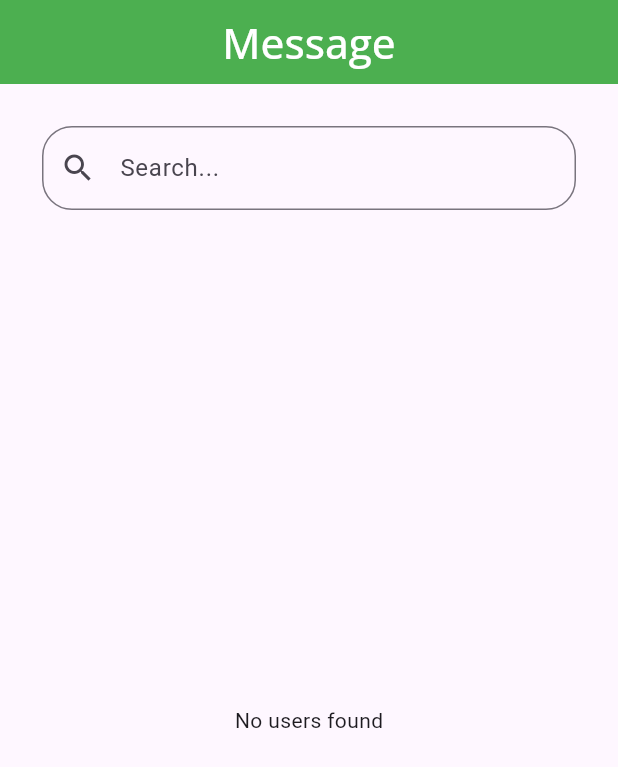
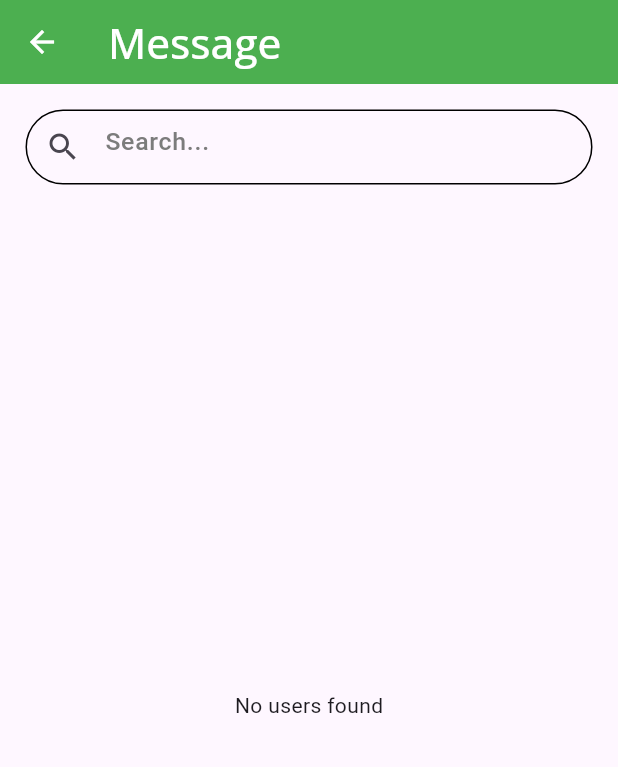
Before and after one commit to aakanksha-bhatta/Online_Groceries_App, a Flutter app: the UserList screen opened by its route, on a phone screen of 412 x 824 dp. Shown: the top 767 px of the screen. Run offline on Flutter 3.47's test engine with Material 3 defaults, Android fonts, the phone set to English and light mode, and no system bars; our stand-ins replace cloud_firestore, firebase_auth, firebase_core, flutter_riverpod, flutter_screenutil, flutter_svg and 4 more; missing offline and left inert: flutter_intl_phone_field; accounts and stored records are empty; project files that could hold a hidden picture were left out.

Commit message:
Add back icon , Worked on search and list

```diff
--- a/lib/features/auth/presentation/pages/Dashboard/account/chat/chat_user_list.dart
+++ b/lib/features/auth/presentation/pages/Dashboard/account/chat/chat_user_list.dart
@@ -1,6 +1,9 @@
 import 'package:cloud_firestore/cloud_firestore.dart';
 import 'package:firebase_auth/firebase_auth.dart';
 import 'package:flutter/material.dart';
+import 'package:flutter_screenutil/flutter_screenutil.dart';
+import 'package:go_router/go_router.dart';
+import 'package:online_groceries_app/config/route/path.dart';
 import 'package:online_groceries_app/features/auth/presentation/pages/Dashboard/account/chat/chat_message.dart';
 import 'package:online_groceries_app/features/auth/presentation/widget/text_widget.dart';
 
@@ -21,14 +24,19 @@ class _UserListState extends State<UserList> {
   @override
   Widget build(BuildContext context) {
     final user = FirebaseAuth.instance.currentUser;
+
     return Container(
       decoration: BoxDecoration(color: Colors.white),
       child: Scaffold(
         appBar: AppBar(
           backgroundColor: Colors.green,
-          title: Align(
-            alignment: Alignment.center,
-            child: TextWidget(
+          leading: IconButton(
+            icon: Icon(Icons.arrow_back, color: Colors.white),
+            onPressed: () {
+              context.go(Path.account);
+            },
+          ),
+          title: TextWidget(
             title: "Message",
             fontSize: 28,
             fontWeight: FontWeight.w600,
@@ -36,20 +44,29 @@ class _UserListState extends State<UserList> {
             letterSpacing: 0,
           ),
         ),
-        ),
         body: Padding(
-          padding: const EdgeInsets.all(16.0),
+          padding: const EdgeInsets.all(12.0),
           child: Column(
             children: [
               Padding(
-                padding: EdgeInsets.all(12),
+                padding: EdgeInsets.all(5),
+                child: Container(
+                  decoration: BoxDecoration(
+                    border: Border.all(),
+                    borderRadius: BorderRadius.circular(30.r),
+                  ),
                   child: TextField(
                     decoration: InputDecoration(
                       hintText: "Search...",
+                      hintStyle: TextStyle(
+                        color: const Color(0xff7C7C7C),
+                        fontSize: 18.sp,
+                        fontWeight: FontWeight.w500,
+
+                        // height: 1.0,
+                      ),
                       prefixIcon: Icon(Icons.search),
-                    border: OutlineInputBorder(
-                      borderRadius: BorderRadius.circular(20),
-                    ),
+                      border: InputBorder.none,
                     ),
                     onChanged: (value) {
                       setState(() {
@@ -58,98 +75,89 @@ class _UserListState extends State<UserList> {
                     },
                   ),
                 ),
-
-              // Expanded(
-              //   child: StreamBuilder<QuerySnapshot>(
-              //     stream: FirebaseFirestore.instance
-              //         .collection('users')
-              //         .doc(FirebaseAuth.instance.currentUser!.uid)
-              //         .collection('chats')
-              //         .orderBy('timestamp', descending: true)
-              //         .snapshots(),
-              //     builder: (context, snapshot) {
-              //       if (!snapshot.hasData) {
-              //         return Center(child: CircularProgressIndicator());
-              //       }
-
-              //       final docs = snapshot.data!.docs;
-
-              //       return ListView.builder(
-              //         reverse: true,
-              //         itemCount: docs.length,
-              //         itemBuilder: (context, index) {
-              //           final data = docs[index].data() as Map<String, dynamic>;
-              //           return Align(
-              //             alignment: Alignment.centerRight,
-              //             child: Padding(
-              //               padding: const EdgeInsets.symmetric(vertical: 4),
-              //               child: Text(data['text'] ?? ''),
-              //             ),
-              //           );
-              //         },
-              //       );
-              //     },
-              //   ),
-              // ),
+              ),
               Expanded(
                 child: StreamBuilder<QuerySnapshot>(
-                  stream: (searchText.isEmpty)
-                      ? FirebaseFirestore.instance
+                  stream: FirebaseFirestore.instance
                       .collection('users')
-                            .snapshots()
-                      : FirebaseFirestore.instance
-                            .collection('users')
-                            .where(
-                              'username',
-                              isGreaterThanOrEqualTo: searchText,
-                            )
-                            .where(
-                              'username',
-                              isLessThanOrEqualTo: searchText + '\uf8ff',
-                            )
                       .snapshots(),
                   builder: (context, snapshot) {
-                    if (!snapshot.hasData)
-                      return Center(child: Text("Search Users"));
+                    if (!snapshot.hasData) {
+                      return Center(child: Text("Loading users..."));
+                    }
 
-                    final docs = snapshot.data!.docs;
+                    final allDocs = snapshot.data!.docs;
+
+                    final docs = allDocs.where((doc) {
+                      final data = doc.data() as Map<String, dynamic>;
+                      final username = data['username'] ?? '';
+                      return username.toLowerCase().contains(
+                        searchText.toLowerCase(),
+                      );
+                    }).toList();
 
                     if (docs.isEmpty) {
                       return Center(child: Text("No users found"));
                     }
 
-                    return ListView.builder(
+                    return Column(
+                      children: [
+                        Expanded(
+                          child: ListView.separated(
                             itemCount: docs.length,
+                            separatorBuilder: (context, index) =>
+                                Divider(height: 1, color: Colors.grey.shade300),
                             itemBuilder: (context, index) {
-                        final data = docs[index].data() as Map<String, dynamic>;
+                              final data =
+                                  docs[index].data() as Map<String, dynamic>;
+
                               return ListTile(
+                                contentPadding: EdgeInsets.symmetric(
+                                  horizontal: 8,
+                                  vertical: 6,
+                                ),
                                 leading: CircleAvatar(
                                   radius: 25,
                                   backgroundImage:
                                       (data['photoURL'] != null &&
-                                    data['photoURL'].toString().isNotEmpty)
+                                          data['photoURL']
+                                              .toString()
+                                              .isNotEmpty)
                                       ? NetworkImage(data['photoURL'])
                                             as ImageProvider
-                                : AssetImage('assets/images/signin_bg.png'),
+                                      : AssetImage(
+                                          'assets/images/signin_bg.png',
                                         ),
-                          title: Text(data['username'] ?? ''),
-                          subtitle: FutureBuilder<QuerySnapshot>(
-                            future: FirebaseFirestore.instance
+                                ),
+                                title: Text(
+                                  data['username'] ?? '',
+                                  style: TextStyle(fontWeight: FontWeight.bold),
+                                ),
+                                subtitle: StreamBuilder<QuerySnapshot>(
+                                  stream: FirebaseFirestore.instance
                                       .collection('chats')
                                       .doc(
                                         getChatId(
-                                    FirebaseAuth.instance.currentUser!.uid,
+                                          FirebaseAuth
+                                              .instance
+                                              .currentUser!
+                                              .uid,
                                           docs[index].id,
                                         ),
                                       )
                                       .collection('messages')
                                       .orderBy('timestamp', descending: true)
                                       .limit(1)
-                                .get(),
+                                      .snapshots(),
                                   builder: (context, snapshot) {
-                              if (!snapshot.hasData) return Text("Loading...");
+                                    if (!snapshot.hasData)
+                                      return Text("Loading...");
                                     if (snapshot.data!.docs.isEmpty) {
-                                return Text("Hey there! I am new User");
+                                      return Text(
+                                        "Hey there! I am new User",
+                                        maxLines: 1,
+                                        overflow: TextOverflow.ellipsis,
+                                      );
                                     }
 
                                     final messageData =
@@ -158,10 +166,13 @@ class _UserListState extends State<UserList> {
                                     final currentUserId =
                                         FirebaseAuth.instance.currentUser!.uid;
                                     final isIncoming =
-                                  messageData['senderId'] != currentUserId;
+                                        messageData['senderId'] !=
+                                        currentUserId;
 
                                     return Text(
                                       messageData['text'] ?? '',
+                                      maxLines: 1,
+                                      overflow: TextOverflow.ellipsis,
                                       style: TextStyle(
                                         fontWeight: isIncoming
                                             ? FontWeight.bold
@@ -183,6 +194,9 @@ class _UserListState extends State<UserList> {
                                 },
                               );
                             },
+                          ),
+                        ),
+                      ],
                     );
                   },
                 ),
```
Also changed, not shown: lib/features/auth/presentation/pages/Dashboard/account/chat/chat_message.dart (+70 -13 lines). Lines whose indentation alone changed are shown as unchanged.
